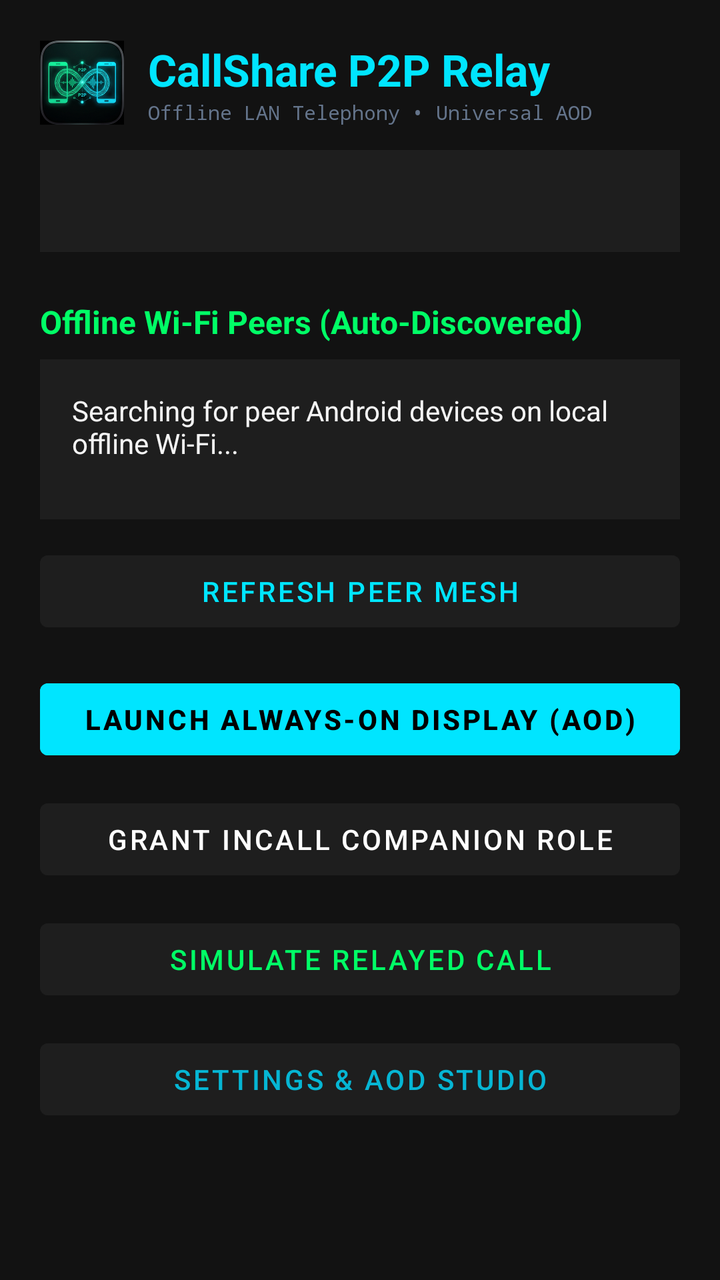
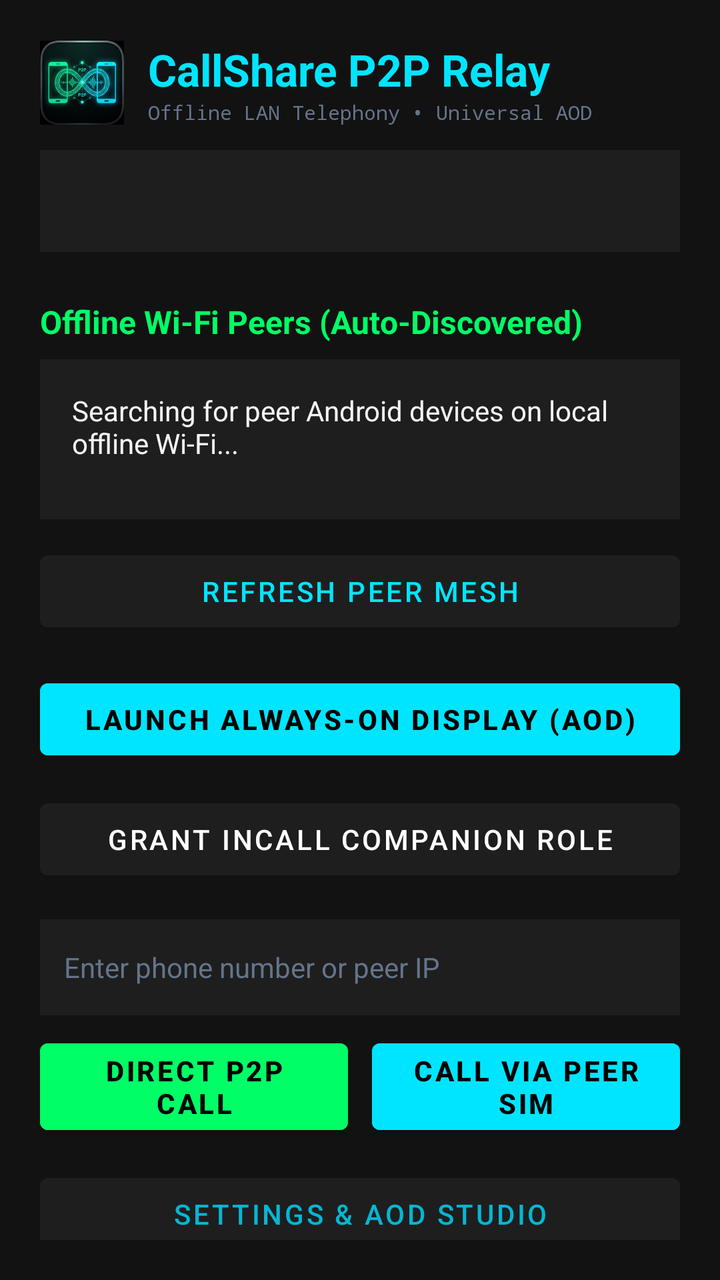

The first picture is an Android layout as it rendered before a commit; the second is the same layout after the commit. The layout source and the unified diff follow.
<!-- AndroidManifest.xml: application theme Theme.CallShare -->
<!-- res/layout/activity_main.xml -->
<?xml version="1.0" encoding="utf-8"?>
<ScrollView xmlns:android="http://schemas.android.com/apk/res/android"
    android:layout_width="match_parent"
    android:layout_height="match_parent"
    android:background="@color/dark_surface"
    android:padding="20dp">

    <LinearLayout
        android:layout_width="match_parent"
        android:layout_height="wrap_content"
        android:orientation="vertical">

        
        <LinearLayout
            android:layout_width="match_parent"
            android:layout_height="wrap_content"
            android:gravity="center_vertical"
            android:orientation="horizontal">

            <ImageView
                android:id="@+id/iv_app_logo"
                android:layout_width="42dp"
                android:layout_height="42dp"
                android:layout_marginEnd="12dp"
                android:src="@drawable/croped"
                android:contentDescription="CallShare P2P Brand Logo" />

            <LinearLayout
                android:layout_width="wrap_content"
                android:layout_height="wrap_content"
                android:orientation="vertical">

                <TextView
                    android:layout_width="wrap_content"
                    android:layout_height="wrap_content"
                    android:text="@string/dashboard_title"
                    android:textColor="@color/aod_accent_cyan"
                    android:textSize="22sp"
                    android:textStyle="bold" />

                <TextView
                    android:layout_width="wrap_content"
                    android:layout_height="wrap_content"
                    android:fontFamily="monospace"
                    android:text="Offline LAN Telephony • Universal AOD"
                    android:textColor="@color/text_telemetry_muted"
                    android:textSize="10sp" />
            </LinearLayout>
        </LinearLayout>

        <TextView
            android:id="@+id/text_local_info"
            android:layout_width="match_parent"
            android:layout_height="wrap_content"
            android:layout_marginTop="12dp"
            android:background="@color/dark_card"
            android:padding="16dp"
            android:textColor="@color/aod_clock_white"
            android:textSize="14sp" />

        <TextView
            android:layout_width="wrap_content"
            android:layout_height="wrap_content"
            android:layout_marginTop="24dp"
            android:text="Offline Wi-Fi Peers (Auto-Discovered)"
            android:textColor="@color/aod_mesh_green"
            android:textSize="16sp"
            android:textStyle="bold" />

        <TextView
            android:id="@+id/text_peers_list"
            android:layout_width="match_parent"
            android:layout_height="wrap_content"
            android:layout_marginTop="8dp"
            android:background="@color/dark_card"
            android:minHeight="80dp"
            android:padding="16dp"
            android:text="@string/mesh_status_searching"
            android:textColor="@color/aod_clock_white"
            android:textSize="14sp" />

        <Button
            android:id="@+id/btn_refresh_peers"
            android:layout_width="match_parent"
            android:layout_height="wrap_content"
            android:layout_marginTop="12dp"
            android:backgroundTint="@color/dark_card"
            android:text="Refresh Peer Mesh"
            android:textColor="@color/aod_accent_cyan" />

        <Button
            android:id="@+id/btn_launch_aod"
            android:layout_width="match_parent"
            android:layout_height="wrap_content"
            android:layout_marginTop="16dp"
            android:backgroundTint="@color/aod_accent_cyan"
            android:text="@string/launch_aod"
            android:textColor="@color/black"
            android:textStyle="bold" />

        <Button
            android:id="@+id/btn_set_default_dialer"
            android:layout_width="match_parent"
            android:layout_height="wrap_content"
            android:layout_marginTop="12dp"
            android:backgroundTint="@color/dark_card"
            android:text="@string/set_companion_role"
            android:textColor="@color/white" />

        <Button
            android:id="@+id/btn_simulate_call"
            android:layout_width="match_parent"
            android:layout_height="wrap_content"
            android:layout_marginTop="12dp"
            android:backgroundTint="@color/dark_card"
            android:text="@string/simulate_incoming_call"
            android:textColor="@color/aod_mesh_green" />

        <Button
            android:id="@+id/btn_open_settings"
            android:layout_width="match_parent"
            android:layout_height="wrap_content"
            android:layout_marginTop="12dp"
            android:backgroundTint="@color/dark_card"
            android:text="Settings &amp; AOD Studio"
            android:textColor="@color/cyan_opus_mesh" />

    </LinearLayout>
</ScrollView>
<!-- resources referenced by this layout -->
<resources>
  <color name="aod_accent_cyan">#00E5FF</color>
  <color name="aod_clock_white">#F5F5F5</color>
  <color name="aod_mesh_green">#00FF66</color>
  <color name="black">#FF000000</color>
  <color name="cyan_opus_mesh">#FF06B6D4</color>
  <color name="dark_card">#1E1E1E</color>
  <color name="dark_surface">#121212</color>
  <color name="text_telemetry_muted">#FF64748B</color>
  <color name="white">#FFFFFFFF</color>
  <!-- drawable croped: png bitmap (drawable, 95980 bytes) -->
  <string name="dashboard_title">CallShare P2P Relay</string>
  <string name="launch_aod">Launch Always-On Display (AOD)</string>
  <string name="mesh_status_searching">Searching for peer Android devices on local offline Wi-Fi...</string>
  <string name="set_companion_role">Grant InCall Companion Role</string>
  <string name="simulate_incoming_call">Simulate Relayed Call</string>
  <style name="Theme.CallShare" parent="Theme.MaterialComponents.DayNight.NoActionBar">
          <item name="colorPrimary">@color/aod_accent_cyan</item>
          <item name="colorSecondary">@color/aod_mesh_green</item>
          <item name="android:statusBarColor">@color/dark_surface</item>
          <item name="android:windowBackground">@color/dark_surface</item>
      </style>
</resources>

<!-- the commit's change to res/layout/activity_main.xml (unified diff, before → after) -->
@@ -107,14 +107,48 @@
             android:text="@string/set_companion_role"
             android:textColor="@color/white" />
 
-        <Button
-            android:id="@+id/btn_simulate_call"
+        <EditText
+            android:id="@+id/edit_dial_target"
             android:layout_width="match_parent"
             android:layout_height="wrap_content"
-            android:layout_marginTop="12dp"
-            android:backgroundTint="@color/dark_card"
-            android:text="@string/simulate_incoming_call"
-            android:textColor="@color/aod_mesh_green" />
+            android:layout_marginTop="16dp"
+            android:background="@color/dark_card"
+            android:hint="@string/dial_hint"
+            android:inputType="phone"
+            android:minHeight="48dp"
+            android:padding="12dp"
+            android:textColor="@color/aod_clock_white"
+            android:textColorHint="@color/text_telemetry_muted"
+            android:textSize="14sp" />
+
+        <LinearLayout
+            android:layout_width="match_parent"
+            android:layout_height="wrap_content"
+            android:layout_marginTop="8dp"
+            android:orientation="horizontal">
+
+            <Button
+                android:id="@+id/btn_direct_call"
+                android:layout_width="0dp"
+                android:layout_height="wrap_content"
+                android:layout_weight="1"
+                android:layout_marginEnd="6dp"
+                android:backgroundTint="@color/aod_mesh_green"
+                android:text="@string/direct_p2p_call"
+                android:textColor="@color/black"
+                android:textStyle="bold" />
+
+            <Button
+                android:id="@+id/btn_call_peer_sim"
+                android:layout_width="0dp"
+                android:layout_height="wrap_content"
+                android:layout_weight="1"
+                android:layout_marginStart="6dp"
+                android:backgroundTint="@color/aod_accent_cyan"
+                android:text="@string/call_via_peer_sim"
+                android:textColor="@color/black"
+                android:textStyle="bold" />
+        </LinearLayout>
 
         <Button
             android:id="@+id/btn_open_settings"
<!-- resource entries referenced after the edit -->
@@ -10,11 +10,13 @@
   <color name="text_telemetry_muted">#FF64748B</color>
   <color name="white">#FFFFFFFF</color>
   <!-- drawable croped: png bitmap (drawable, 95980 bytes) -->
+  <string name="call_via_peer_sim">Call via Peer SIM</string>
   <string name="dashboard_title">CallShare P2P Relay</string>
+  <string name="dial_hint">Enter phone number or peer IP</string>
+  <string name="direct_p2p_call">Direct P2P Call</string>
   <string name="launch_aod">Launch Always-On Display (AOD)</string>
   <string name="mesh_status_searching">Searching for peer Android devices on local offline Wi-Fi...</string>
   <string name="set_companion_role">Grant InCall Companion Role</string>
-  <string name="simulate_incoming_call">Simulate Relayed Call</string>
   <style name="Theme.CallShare" parent="Theme.MaterialComponents.DayNight.NoActionBar">
           <item name="colorPrimary">@color/aod_accent_cyan</item>
           <item name="colorSecondary">@color/aod_mesh_green</item>
